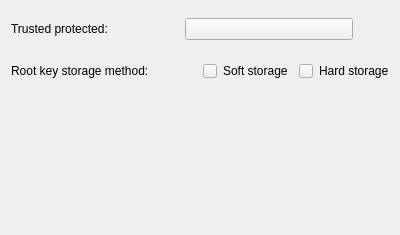
This is src/ui/settings/settings-trusted.ui in openeuler-mirror/ks-ssr as Qt 5 draws it before an edit. The edited form follows.
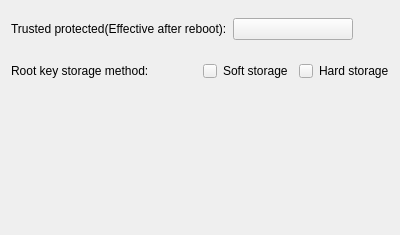
This is the edited form.

What changed in the file:
```diff
--- a/src/ui/settings/settings-trusted.ui
+++ b/src/ui/settings/settings-trusted.ui
@@ -28,7 +28,7 @@
         </size>
        </property>
        <property name="text">
-        <string>Trusted protected:</string>
+        <string>Trusted protected(Effective after reboot):</string>
        </property>
       </widget>
      </item>
```
